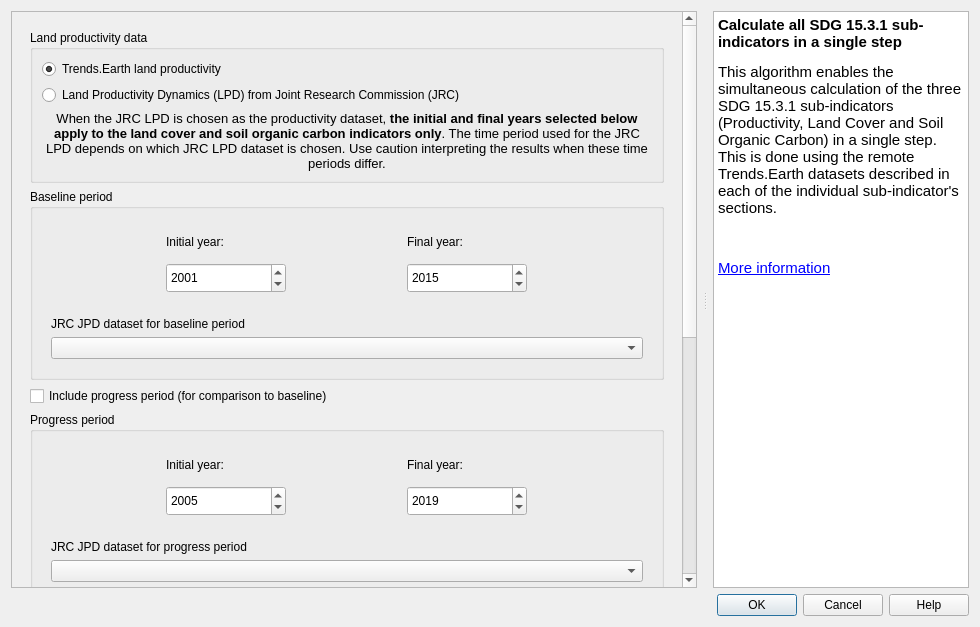
First picture: the form in LDMP/gui/DlgCalculateOneStep.ui, repository ConservationInternational/trends.earth, before the edit.
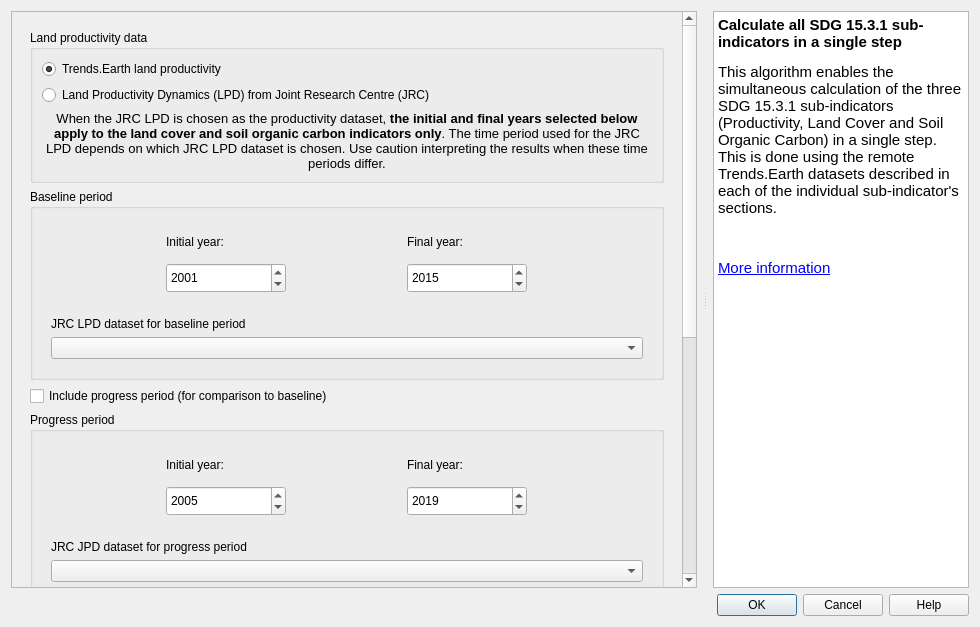
Second picture: the form after the edit. Custom widgets are drawn as their Qt base class.

```diff
--- a/LDMP/gui/DlgCalculateOneStep.ui
+++ b/LDMP/gui/DlgCalculateOneStep.ui
@@ -68,7 +68,7 @@
             <x>0</x>
             <y>0</y>
             <width>671</width>
-            <height>978</height>
+            <height>889</height>
            </rect>
           </property>
           <layout class="QVBoxLayout" name="verticalLayout_7">
@@ -100,7 +100,7 @@
                  <item>
                   <widget class="QRadioButton" name="radio_lpd_jrc">
                    <property name="text">
-                    <string>Land Productivity Dynamics (LPD) from Joint Research Commission (JRC)</string>
+                    <string>Land Productivity Dynamics (LPD) from Joint Research Centre (JRC)</string>
                    </property>
                    <property name="checked">
                     <bool>false</bool>
@@ -158,7 +158,7 @@
                     <item>
                      <widget class="QLabel" name="label">
                       <property name="text">
-                       <string>JRC JPD dataset for baseline period</string>
+                       <string>JRC LPD dataset for baseline period</string>
                       </property>
                      </widget>
                     </item>
```
Left out of the diff: 2 changed lines with no effect on the pictures.
